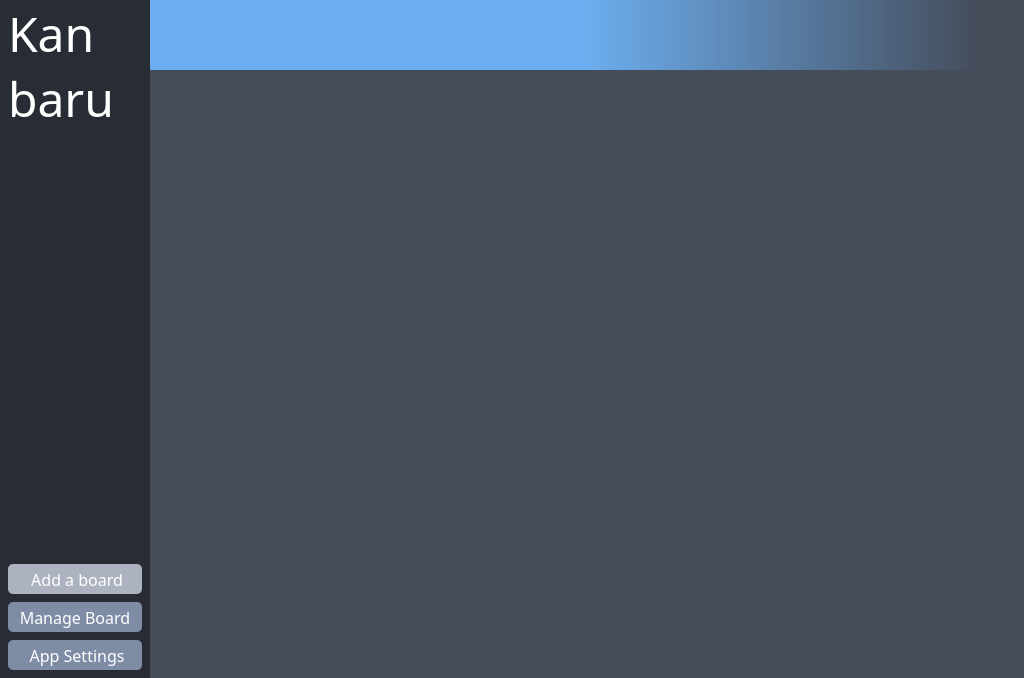
First picture: the form in src/ui/main.ui, repository dulapahv/Kanbaru, before the edit.
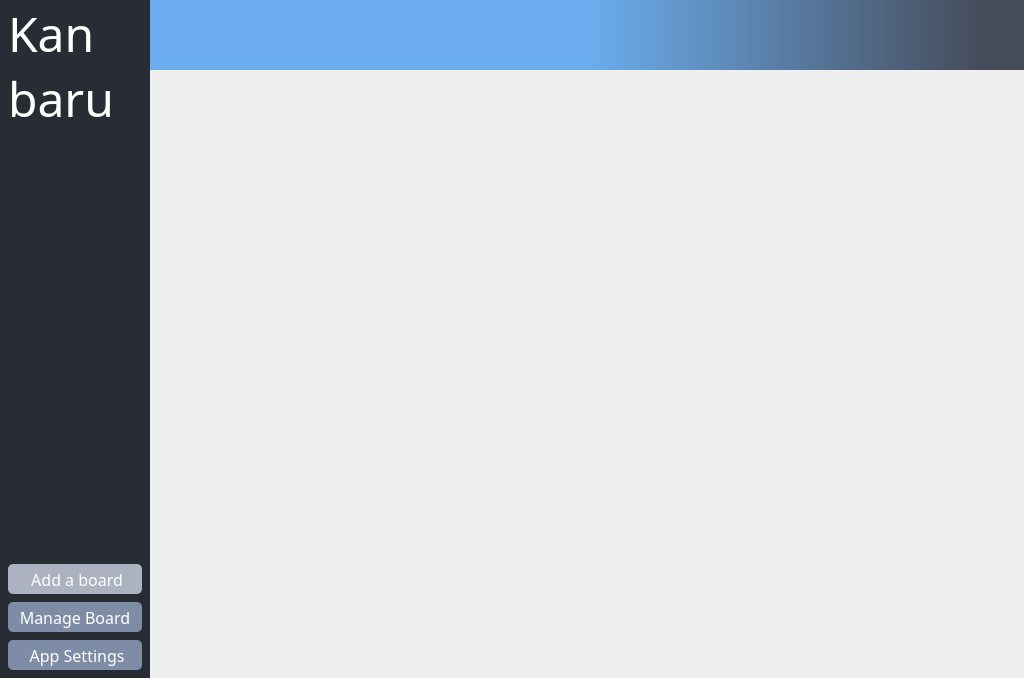
Second picture: the form after the edit. Icons and pictures are not drawn.

The edit to the form file:
```diff
--- a/src/ui/main.ui
+++ b/src/ui/main.ui
@@ -18,7 +18,11 @@
     <normaloff>:/img/resources/img/icon.png</normaloff>:/img/resources/img/icon.png</iconset>
   </property>
   <property name="styleSheet">
-   <string notr="true">background-color: #454c5a;</string>
+   <string notr="true">background-color: #454c5a;
+color: rgb(255, 255, 255);
+QPushButton {background-color: #6badee; color: #ffffff; border-radius: 5px}
+QPushButton:hover {background-color: #5487bb;}
+QPushButton:focus {border-color: #000000; border-width: 1.5px; border-style: solid;}</string>
   </property>
   <property name="iconSize">
    <size>
```
